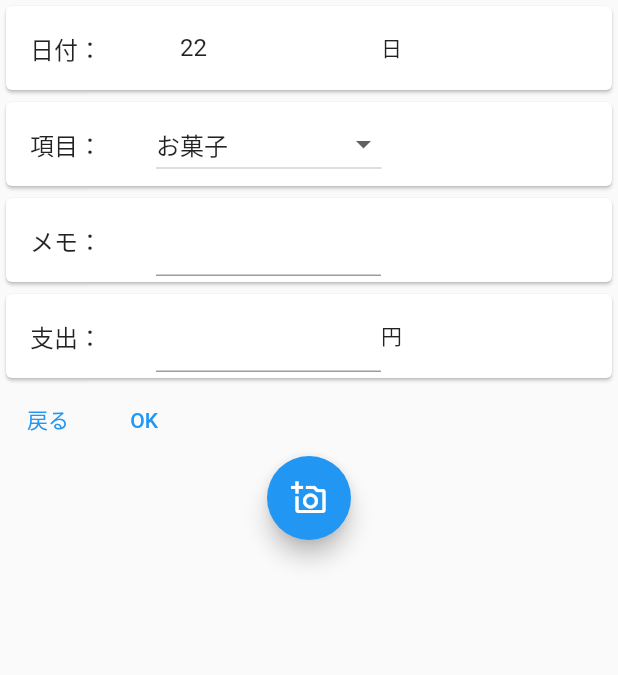
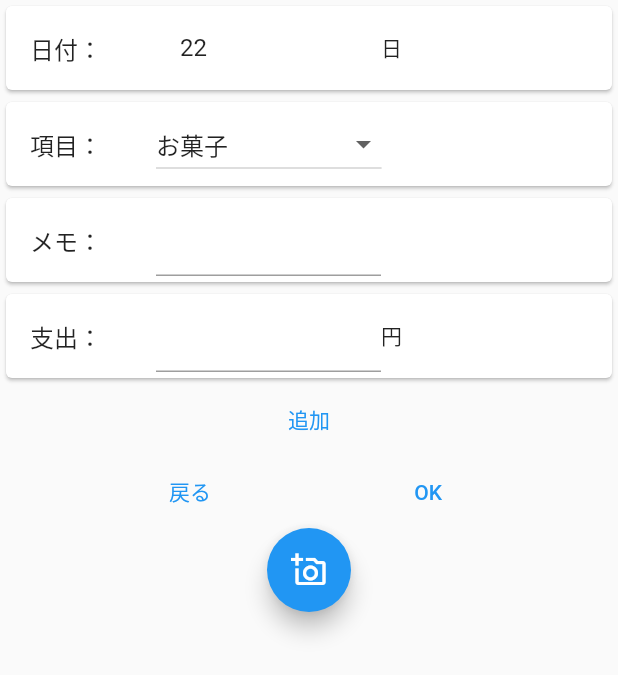
Before and after one commit to Y-h57/flutter01, a Flutter app: the InputPage screen opened directly, on a phone screen of 412 x 824 dp. Shown: the top 675 px of the screen. Run offline on Flutter 3.47's test engine with Material 2 defaults, Android fonts, the phone set to English and light mode, and no system bars; our stand-ins replace cloud_firestore, cloud_functions, firebase_auth, firebase_core, image_picker; accounts and stored records are empty; statements that could not run were skipped.

Commit message:
入力画面のテキストボタンの配置変更

```diff
--- a/lib/main.dart
+++ b/lib/main.dart
@@ -320,7 +320,15 @@ class _InputPageState extends State<InputPage> {
             ),
           ),
 
+          TextButton(
+            onPressed: () {
+
+            },
+            child: Text('追加'),
+          ),
+
           Row(
+              mainAxisAlignment: MainAxisAlignment.spaceEvenly,
               children: <Widget>[
                 TextButton(
                   onPressed: () {
```
